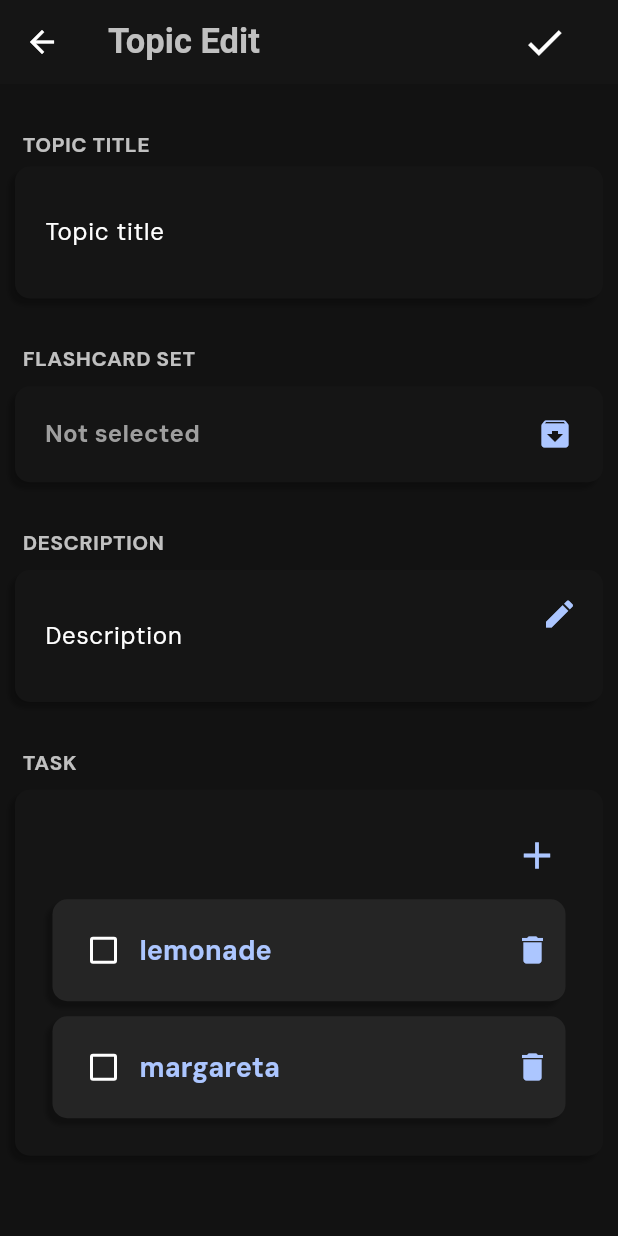
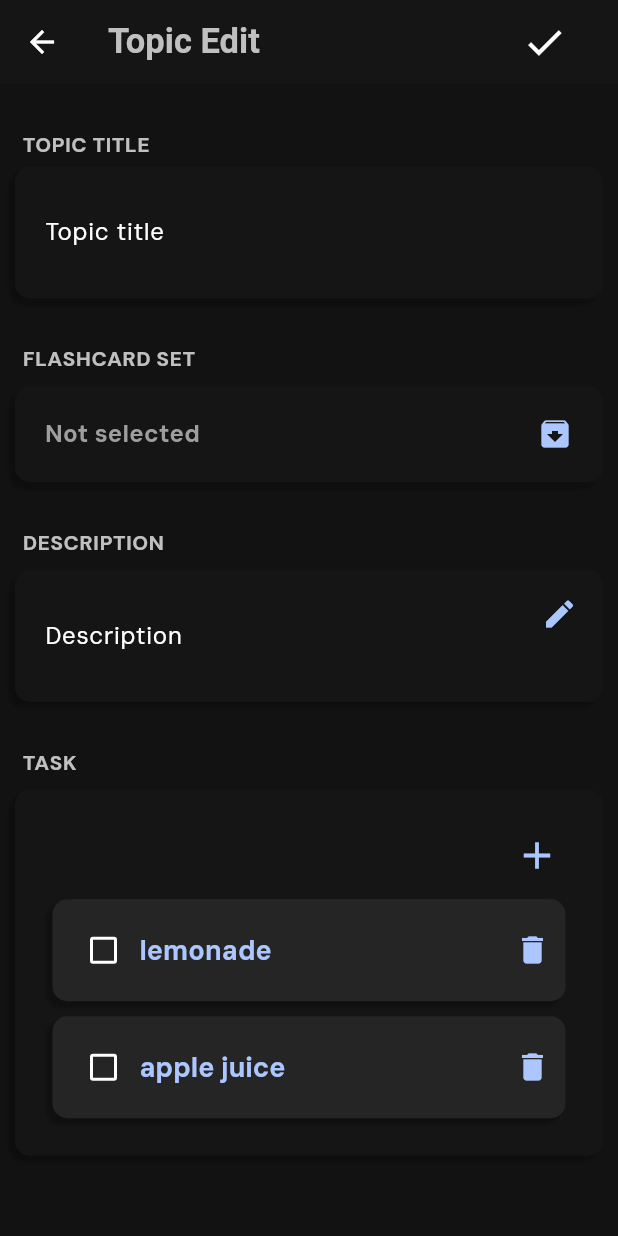
Before and after one commit to NNNNNC/pomodor_app, a Flutter app: the topic_edit_page screen opened directly, on a phone screen of 412 x 824 dp. Run offline on Flutter 3.47's test engine with Material 3 defaults, Android fonts, the phone set to English and light mode, and no system bars; our stand-ins replace audioplayers, carousel_slider, flip_card, hive, hive_flutter; accounts and stored records are empty.

Commit message:
testing the list

```diff
--- a/lib/pages/topic_edit_page.dart
+++ b/lib/pages/topic_edit_page.dart
@@ -16,7 +16,7 @@ class _topic_edit_pageState extends State<topic_edit_page> {
 
   final List taskList = [
     ["lemonade", false],
-    ["margareta", false],
+    ["apple juice", false],
   ];
 
   void clickcheckbox(int index) {
```
